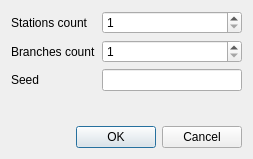
Before: the Qt Designer form metro/generatedialog.ui in SergeyBrian/metro, drawn with Qt 5.
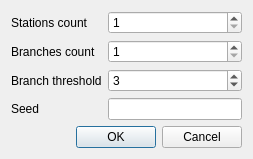
After: the same form once the commit is applied.

```diff
--- a/metro/generatedialog.ui
+++ b/metro/generatedialog.ui
@@ -60,16 +60,33 @@
        </property>
       </widget>
      </item>
-     <item row="3" column="0">
+     <item row="4" column="0">
       <widget class="QLabel" name="seedLabel">
        <property name="text">
         <string>Seed</string>
        </property>
       </widget>
      </item>
-     <item row="3" column="1">
+     <item row="4" column="1">
       <widget class="QLineEdit" name="seedLineEdit"/>
      </item>
+     <item row="3" column="1">
+      <widget class="QSpinBox" name="branchThresholdSpinBox">
+       <property name="maximum">
+        <number>1000</number>
+       </property>
+       <property name="value">
+        <number>3</number>
+       </property>
+      </widget>
+     </item>
+     <item row="3" column="0">
+      <widget class="QLabel" name="branchThresholdLabel">
+       <property name="text">
+        <string>Branch threshold</string>
+       </property>
+      </widget>
+     </item>
     </layout>
    </item>
   </layout>
```
